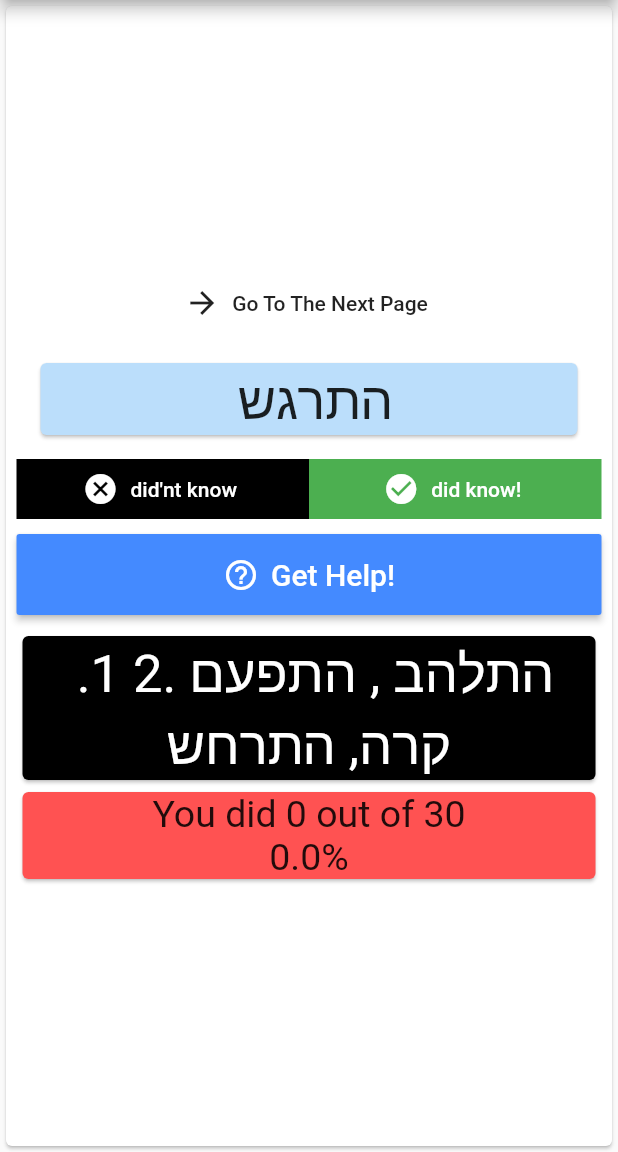
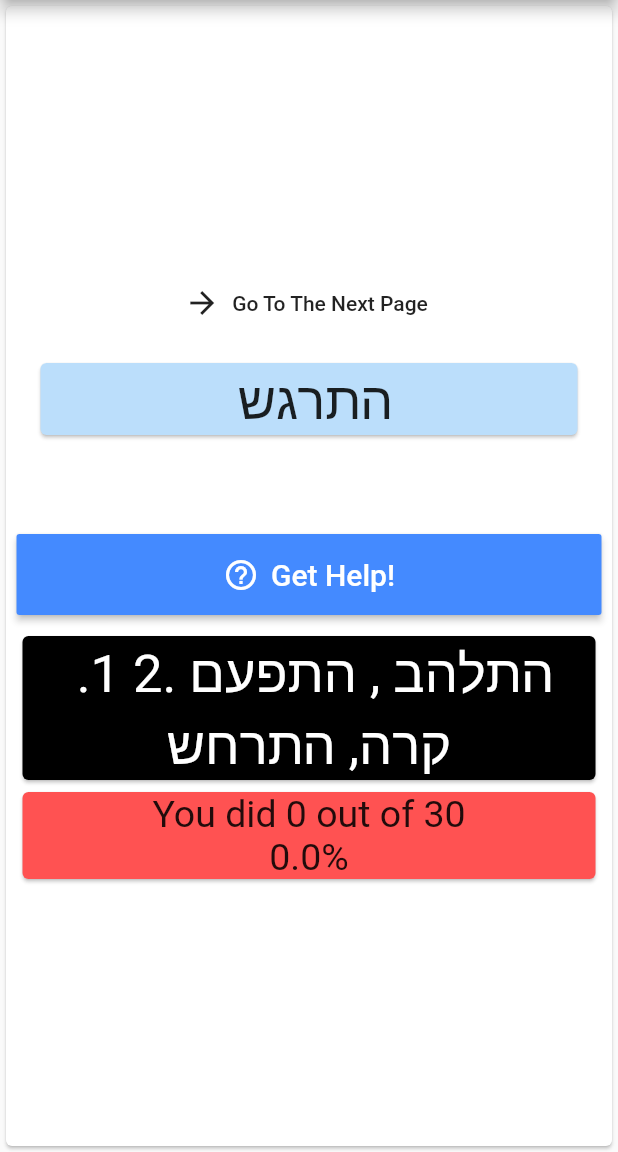
Before and after one commit to 1shaked/words_check, a Flutter app: the WordTest screen opened by its route, after a tap on "did'nt know", on a phone screen of 412 x 824 dp, the part 84-1236 px from its top. Run offline on Flutter 3.47's test engine with Material 2 defaults, Android fonts, the phone set to English and light mode, and no system bars; our stand-ins replace flutter_spinkit.

Commit message:
added if heck for the box

```diff
--- a/lib/widget/word_test/do_know.dart
+++ b/lib/widget/word_test/do_know.dart
@@ -12,7 +12,8 @@ class DoYouKnow extends StatelessWidget {
     return Container(
       child: SizedBox(
         height: 40,
-        child: Row(
+        child: !testManeger.isAnswerdCurrentWord
+            ? Row(
                 mainAxisAlignment: MainAxisAlignment.center,
                 crossAxisAlignment: CrossAxisAlignment.stretch,
                 children: [
@@ -55,7 +56,8 @@ class DoYouKnow extends StatelessWidget {
                             ))),
                   )),
                 ],
-        ),
+              )
+            : Container(),
       ),
     );
   }
```
Lines whose indentation alone changed are shown as unchanged.
